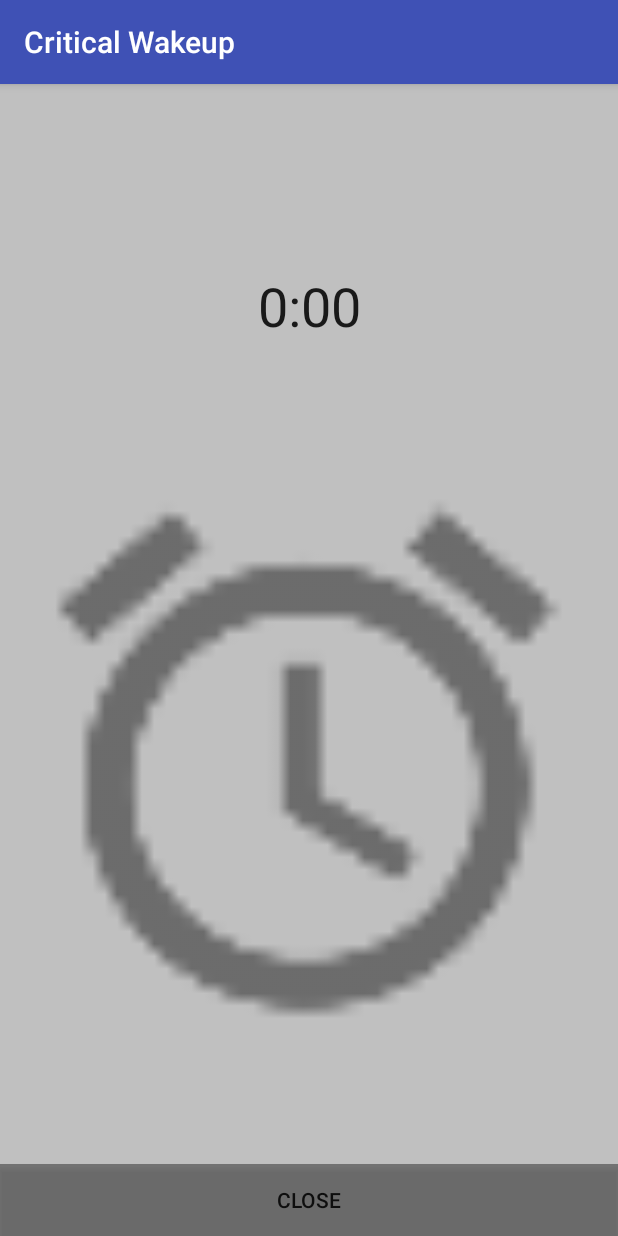
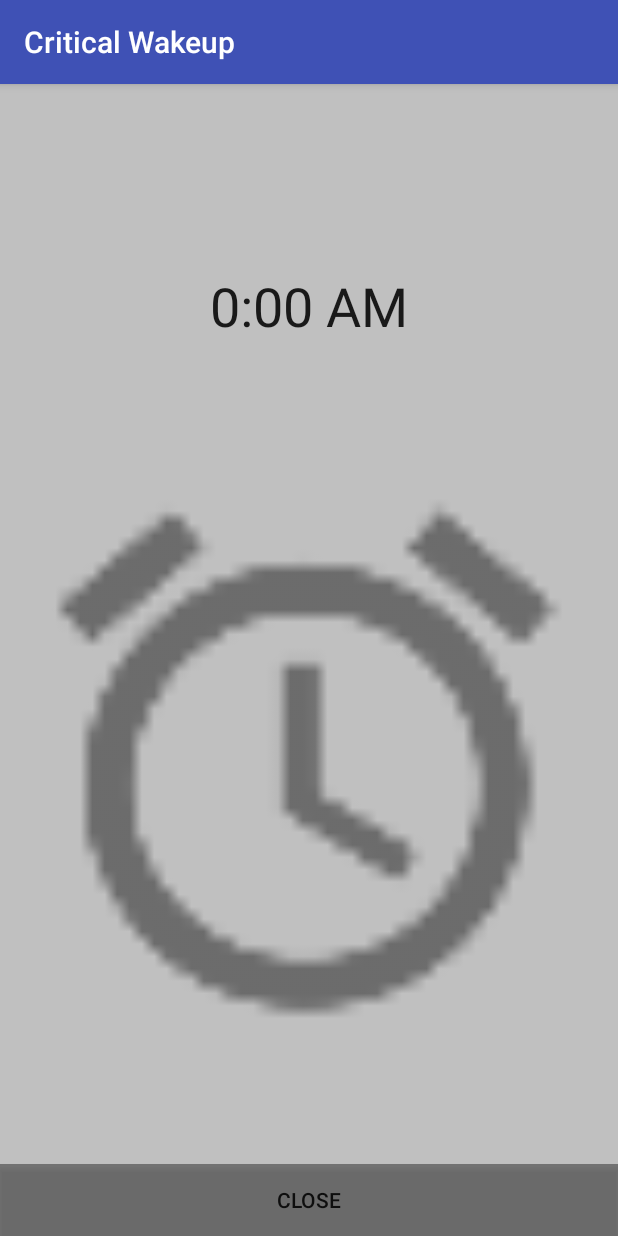
Before and after one commit to alhammonds135/Critical-Wakeup-master, an Android app: the AlarmActive screen opened directly, with no data from a screen before it, on a phone screen of 412 x 824 dp. Run offline under Robolectric (Android 15) with nearby library versions, the phone set to English and light mode, and no system bars.

Commit message:
Update to newest version

```diff
--- a/app/src/main/java/com/markm/criticalwakeup/AlarmActive.java
+++ b/app/src/main/java/com/markm/criticalwakeup/AlarmActive.java
@@ -17,14 +17,17 @@ public class AlarmActive extends AppCompatActivity {
 
         int hour = getIntent().getIntExtra("hour", 0);
         int min = getIntent().getIntExtra("Min", 0);
+        String name = getIntent().getStringExtra("name");
 
 
-
+        String amPm = "";
         String hourFormatted;
         if(hour > 12) {
             hourFormatted = String.valueOf(hour - 12);
+            amPm = " PM";
         } else {
             hourFormatted = String.valueOf(hour);
+            amPm = " AM";
         }
 
         String minFormatted;
@@ -36,9 +39,8 @@ public class AlarmActive extends AppCompatActivity {
 
         TextView tv = (TextView)findViewById(R.id.fullscreen_content);
         TextView tv2 = findViewById(R.id.textView2);
-        tv2.setText(hourFormatted + ":" + minFormatted);
-        String s = getIntent().getStringExtra("AlarmName");
-        tv.setText(s);
+        tv2.setText(hourFormatted + ":" + minFormatted + amPm);
+        tv.setText(name);
         //TODO make the alarm time appear via intent
         Button close = (Button)findViewById(R.id.dummy_button);
         close.setOnClickListener(new View.OnClickListener() {
--- a/app/src/main/java/com/markm/criticalwakeup/AlarmService.java
+++ b/app/src/main/java/com/markm/criticalwakeup/AlarmService.java
@@ -20,6 +20,7 @@ public class AlarmService extends Service {
     private int hour;
     private int min;
     private String Tag = "Alarm Service,";
+    private String alarmName;
     private int critNum;
 
     class AlarmServiceBinder extends Binder {
@@ -34,6 +35,7 @@ public class AlarmService extends Service {
         hour = intent.getExtras().getInt("hour");
         min = intent.getExtras().getInt("min");
         critNum = intent.getExtras().getInt("crit");
+        alarmName = intent.getExtras().getString("name");
         isOn = true;
 
         new Thread(new Runnable() {
@@ -93,9 +95,9 @@ public class AlarmService extends Service {
                     startService(sound);
                     soundOn = true;
                     Intent activeAlarm = new Intent(getApplicationContext(), AlarmActive.class);
-                    activeAlarm.putExtra("AlarmName", "Test Alarm"); //TODO make this have the actual alarm name
                     activeAlarm.putExtra("hour", hour);
                     activeAlarm.putExtra("Min", min);
+                    activeAlarm.putExtra("name", alarmName);
                     startActivity(activeAlarm);
             }
         }
--- a/app/src/main/java/com/markm/criticalwakeup/EditAlarm.java
+++ b/app/src/main/java/com/markm/criticalwakeup/EditAlarm.java
@@ -47,9 +47,11 @@ public class EditAlarm extends AppCompatActivity {
                 alarmService.putExtra("hour", hour);
                 alarmService.putExtra("min", min);
                 alarmService.putExtra("crit", critVal);
+                alarmService.putExtra("name", aName.getText().toString());
                 startService(alarmService);
                 back = new Intent(EditAlarm.this, AlarmPage.class);
-                back.putExtra("sName",aName.getText().toString());
+                back.putExtra("aName",aName.getText().toString());
+                back.putExtra("time", (hour + ":" + min));
                 back.putExtra("critical",crit.getText().toString());
                 back();
             }
```
Also changed, not shown: app/src/main/java/com/markm/criticalwakeup/AlarmPage.java (+14 -0 lines), app/src/main/res/layout/activity_alarm_page.xml (+10 -1 lines), 1 other file.
